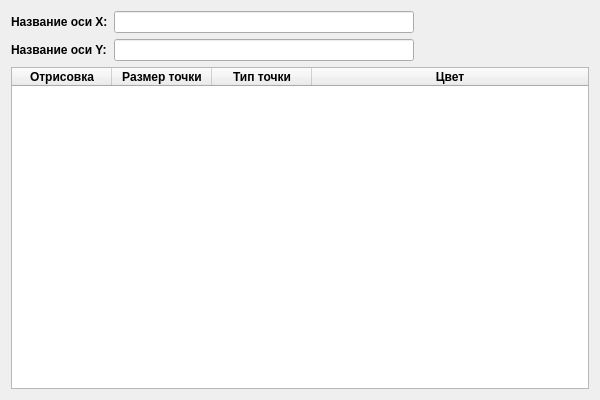
Qt form scattersettingswidget.ui (GlebDorohov17092006/Experiment2025) before a commit.
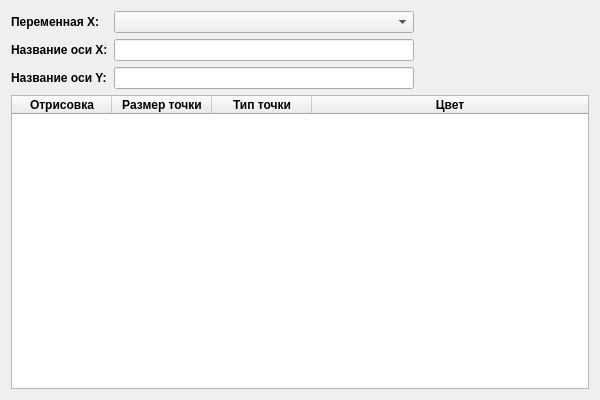
The same form after that commit.

The edit to the form file:
```diff
--- a/scattersettingswidget.ui
+++ b/scattersettingswidget.ui
@@ -21,12 +21,12 @@
         </font>
        </property>
        <property name="text">
-        <string>Название оси X:</string>
+        <string>Переменная X:</string>
        </property>
       </widget>
      </item>
      <item row="0" column="1">
-      <widget class="QLineEdit" name="lineEdit_xAxisLabel">
+      <widget class="QComboBox" name="comboBox_xAxis">
        <property name="maximumSize">
         <size>
          <width>300</width>
@@ -43,11 +43,33 @@
         </font>
        </property>
        <property name="text">
-        <string>Название оси Y:</string>
+        <string>Название оси X:</string>
        </property>
       </widget>
      </item>
      <item row="1" column="1">
+      <widget class="QLineEdit" name="lineEdit_xAxisLabel">
+       <property name="maximumSize">
+        <size>
+         <width>300</width>
+         <height>16777215</height>
+        </size>
+       </property>
+      </widget>
+     </item>
+     <item row="2" column="0">
+      <widget class="QLabel" name="label_yAxisLabel">
+       <property name="font">
+        <font>
+         <bold>true</bold>
+        </font>
+       </property>
+       <property name="text">
+        <string>Название оси Y:</string>
+       </property>
+      </widget>
+     </item>
+     <item row="2" column="1">
       <widget class="QLineEdit" name="lineEdit_yAxisLabel">
        <property name="maximumSize">
         <size>
```
Left out of the diff: 2 changed lines with no effect on the pictures.
